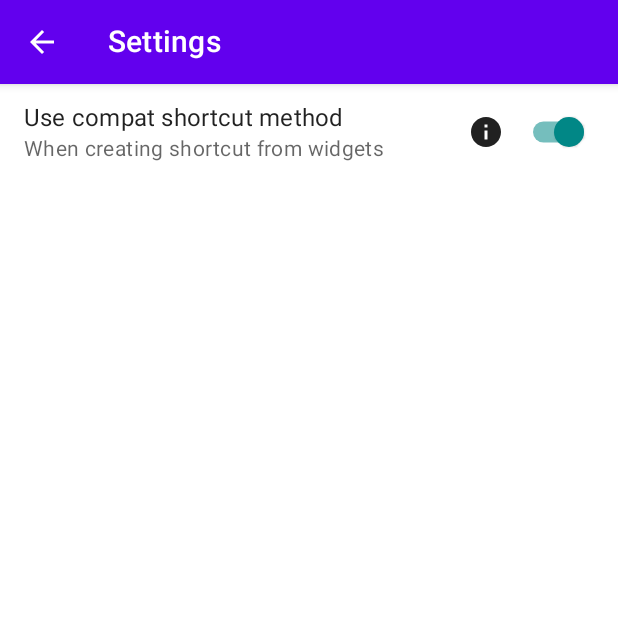
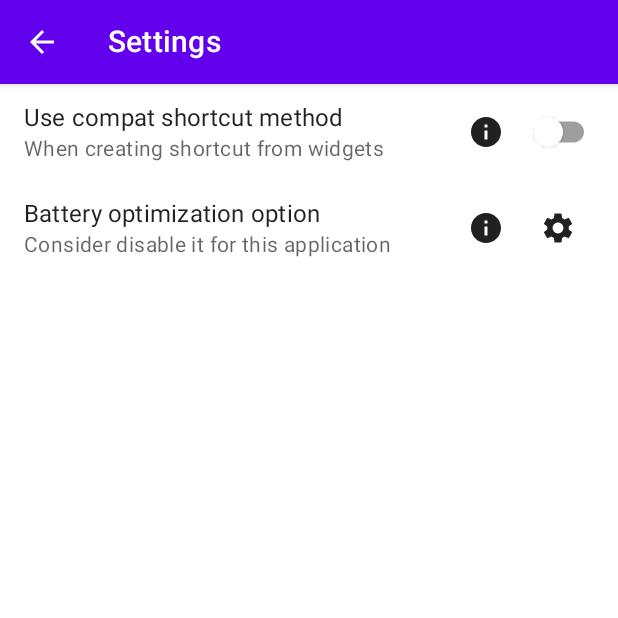
Before and after one commit to BLumia/pineapple-lock-screen, an Android app built with Jetpack Compose: the SettingsScreen screen opened through its navigation route, on a phone screen of 412 x 824 dp, the top half of it. Run offline under Robolectric (Android 15) with nearby library versions, the phone set to English and light mode, and no system bars.

Commit message:
fix original shortcut method, add battery optimization link to settings

```diff
--- a/app/src/main/java/net/blumia/pineapple/lockscreen/ui/NavGraph.kt
+++ b/app/src/main/java/net/blumia/pineapple/lockscreen/ui/NavGraph.kt
@@ -1,10 +1,13 @@
 package net.blumia.pineapple.lockscreen.ui
 
 import android.app.PendingIntent
+import android.content.Context.POWER_SERVICE
 import android.content.Intent
 import android.content.pm.ShortcutInfo
 import android.content.pm.ShortcutManager
 import android.net.Uri
+import android.os.PowerManager
+import android.provider.Settings
 import androidx.compose.material.*
 import androidx.compose.runtime.*
 import androidx.compose.ui.platform.LocalContext
@@ -19,6 +22,7 @@ import kotlinx.coroutines.launch
 import net.blumia.pineapple.accessibility.A11yService
 import net.blumia.pineapple.accessibility.openSystemA11ySettings
 import net.blumia.pineapple.lockscreen.R
+import net.blumia.pineapple.lockscreen.preferences.P_DEPRECATED_SHORTCUT_METHOD
 import net.blumia.pineapple.lockscreen.preferences.P_PROMINENT_DISCLOSURE_ACCEPTED
 import net.blumia.pineapple.lockscreen.preferences.booleanPreference
 import net.blumia.pineapple.lockscreen.preferences.setBooleanPreference
@@ -26,6 +30,7 @@ import net.blumia.pineapple.lockscreen.shortcuts.LockScreenShortcut
 import net.blumia.pineapple.lockscreen.ui.about.AboutScreen
 import net.blumia.pineapple.lockscreen.ui.home.HomeScreen
 import net.blumia.pineapple.lockscreen.ui.settings.SettingsScreen
+
 
 object MainDestinations {
     const val MAIN_ROUTE = "main"
@@ -165,7 +170,14 @@ fun NavGraph(
         }
 
         composable(MainDestinations.SETTINGS_ROUTE) {
+            val applicationContext = LocalContext.current
+            val coroutineScope = rememberCoroutineScope()
+            val deprecatedShortcutMethodEnabled by applicationContext.booleanPreference(
+                P_DEPRECATED_SHORTCUT_METHOD, false).collectAsState(
+                initial = false
+            )
             val msgCompatMethodDescString = stringResource(id = R.string.option_use_compat_method_long_desc)
+            val msgBatteryOptimizationDescString = stringResource(id = R.string.option_battery_optimization_long_desc)
             var dialogText by remember { mutableStateOf("") }
             if (dialogText.isNotEmpty()) {
                 AlertDialog(
@@ -187,9 +199,22 @@ fun NavGraph(
                 onBackBtnClicked = {
                     navController.navigateUp()
                 },
+                deprecatedShortcutMethodEnabled = deprecatedShortcutMethodEnabled,
+                onDeprecatedShortcutSwitchClicked = { enabled ->
+                    coroutineScope.launch {
+                        applicationContext.setBooleanPreference(P_DEPRECATED_SHORTCUT_METHOD, enabled)
+                    }
+                },
                 onDeprecatedShortcutInfoBtnClicked = {
                     dialogText = msgCompatMethodDescString
-                }
+                },
+                onBatteryOptimizationBtnClicked = {
+                    val intent = Intent(Settings.ACTION_IGNORE_BATTERY_OPTIMIZATION_SETTINGS)
+                    applicationContext.startActivity(intent)
+                },
+                onBatteryOptimizationInfoBtnClicked = {
+                    dialogText = msgBatteryOptimizationDescString
+                },
             )
         }
 
@@ -203,6 +228,11 @@ fun NavGraph(
                     val browserIntent =
                         Intent(Intent.ACTION_VIEW, Uri.parse("https://sites.google.com/view/pineapplelockscreen-privacy/"))
                     startActivity(applicationContext, browserIntent, null)
+                },
+                onSourceCodeBtnClicked = {
+                    val browserIntent =
+                        Intent(Intent.ACTION_VIEW, Uri.parse("https://github.com/BLumia/pineapple-lock-screen"))
+                    startActivity(applicationContext, browserIntent, null)
                 }
             )
         }
--- a/app/src/main/java/net/blumia/pineapple/lockscreen/ui/home/HomeScreen.kt
+++ b/app/src/main/java/net/blumia/pineapple/lockscreen/ui/home/HomeScreen.kt
@@ -1,6 +1,8 @@
 package net.blumia.pineapple.lockscreen.ui.home
 
 import androidx.compose.foundation.layout.*
+import androidx.compose.foundation.rememberScrollState
+import androidx.compose.foundation.verticalScroll
 import androidx.compose.material.*
 import androidx.compose.material.icons.Icons
 import androidx.compose.material.icons.filled.Lock
@@ -59,6 +61,7 @@ fun HomeScreen(
     ) {
         Column(
             modifier = Modifier
+                .verticalScroll(rememberScrollState())
                 .fillMaxWidth()
                 .padding(5.dp),
             verticalArrangement = Arrangement.spacedBy(5.dp),
--- a/app/src/main/java/net/blumia/pineapple/lockscreen/ui/settings/SettingsScreen.kt
+++ b/app/src/main/java/net/blumia/pineapple/lockscreen/ui/settings/SettingsScreen.kt
@@ -1,26 +1,36 @@
 package net.blumia.pineapple.lockscreen.ui.settings
 
+import androidx.compose.foundation.clickable
 import androidx.compose.foundation.layout.Column
 import androidx.compose.foundation.layout.Row
+import androidx.compose.foundation.rememberScrollState
 import androidx.compose.foundation.selection.toggleable
+import androidx.compose.foundation.verticalScroll
 import androidx.compose.material.*
 import androidx.compose.material.icons.Icons
 import androidx.compose.material.icons.filled.ArrowBack
 import androidx.compose.material.icons.filled.Info
-import androidx.compose.runtime.Composable
-import androidx.compose.runtime.getValue
-import androidx.compose.runtime.mutableStateOf
-import androidx.compose.runtime.remember
+import androidx.compose.material.icons.filled.MoreVert
+import androidx.compose.material.icons.filled.Settings
+import androidx.compose.runtime.*
 import androidx.compose.ui.Modifier
+import androidx.compose.ui.platform.LocalContext
 import androidx.compose.ui.res.stringResource
 import androidx.compose.ui.tooling.preview.Preview
 import net.blumia.pineapple.lockscreen.R
+import net.blumia.pineapple.lockscreen.preferences.P_DEPRECATED_SHORTCUT_METHOD
+import net.blumia.pineapple.lockscreen.preferences.P_PROMINENT_DISCLOSURE_ACCEPTED
+import net.blumia.pineapple.lockscreen.preferences.booleanPreference
 
 @OptIn(ExperimentalMaterialApi::class)
 @Composable
 fun SettingsScreen(
     onBackBtnClicked: () -> Unit = {},
+    deprecatedShortcutMethodEnabled: Boolean = false,
+    onDeprecatedShortcutSwitchClicked: (Boolean) -> Unit = {},
     onDeprecatedShortcutInfoBtnClicked: () -> Unit = {},
+    onBatteryOptimizationBtnClicked: () -> Unit = {},
+    onBatteryOptimizationInfoBtnClicked: () -> Unit = {},
 ) {
     Scaffold(
         topBar = {
@@ -34,12 +44,14 @@ fun SettingsScreen(
             )
         },
     ) {
-        Column() {
-            val switched by remember { mutableStateOf(true) }
+        Column(
+            modifier = Modifier.verticalScroll(rememberScrollState())
+        ) {
+//            val switched by remember { mutableStateOf(true) }
             ListItem(
                 modifier = Modifier.toggleable(
-                    value = switched,
-                    onValueChange = {}
+                    value = deprecatedShortcutMethodEnabled,
+                    onValueChange = onDeprecatedShortcutSwitchClicked
                 ),
                 text = { Text(stringResource(id = R.string.option_use_compat_method)) },
                 secondaryText = { Text(stringResource(id = R.string.option_use_compat_method_short_desc)) },
@@ -48,7 +60,23 @@ fun SettingsScreen(
                         IconButton(onClick = onDeprecatedShortcutInfoBtnClicked) {
                             Icon(Icons.Filled.Info, stringResource(id = R.string.details))
                         }
-                        Switch(checked = switched, onCheckedChange = {})
+                        Switch(checked = deprecatedShortcutMethodEnabled, onCheckedChange = onDeprecatedShortcutSwitchClicked)
+                    }
+                }
+            )
+
+            ListItem(
+                modifier = Modifier.clickable { onBatteryOptimizationBtnClicked() },
+                text = { Text(stringResource(id = R.string.option_battery_optimization)) },
+                secondaryText = { Text(stringResource(id = R.string.option_battery_optimization_short_desc)) },
+                trailing = {
+                    Row {
+                        IconButton(onClick = onBatteryOptimizationInfoBtnClicked) {
+                            Icon(Icons.Filled.Info, stringResource(id = R.string.details))
+                        }
+                        IconButton(onClick = onBatteryOptimizationBtnClicked) {
+                            Icon(Icons.Filled.Settings, stringResource(id = R.string.details))
+                        }
                     }
                 }
             )
--- a/app/src/main/res/values/strings.xml
+++ b/app/src/main/res/values/strings.xml
@@ -27,4 +27,8 @@
     <string name="option_use_compat_method">Use compat shortcut method</string>
     <string name="option_use_compat_method_short_desc">When creating shortcut from widgets</string>
     <string name="option_use_compat_method_long_desc">In some launchers, if you drag a shortcut from the widget list to the home screen, you can create a shortcut icon without the application icon displayed in the corner when using the compat method.</string>
+    <string name="source_code">Source Code</string>
+    <string name="option_battery_optimization">Battery optimization option</string>
+    <string name="option_battery_optimization_short_desc">Consider disable it for this application</string>
+    <string name="option_battery_optimization_long_desc">Some phone models/ROM may have very restrictive battery optimization functions which will result application service get killed in the background. Every time this application get killed, you\'ll need to enable its accessibility service again.\n\n To prevent this, you can disable Battery optimization for this application via system Settings screen by:\n \n 1. Select All apps in the dropdown\n 2. Select Pineapple Lock Screen then switch off or choose Don\'t optimize\n \nThis setting is only needed when your ROM keep killing the service of this application, you don\'t need to do anything if it works fine. Providing the ability of locking screen is the only thing that the service of this application will do. This won\'t affact your battery life.</string>
 </resources>
```
Also changed, not shown: app/src/main/java/net/blumia/pineapple/lockscreen/shortcuts/ShortcutActivity.kt (+13 -3 lines), app/src/main/java/net/blumia/pineapple/lockscreen/ui/about/AboutScreen.kt (+7 -0 lines), 1 other file.
